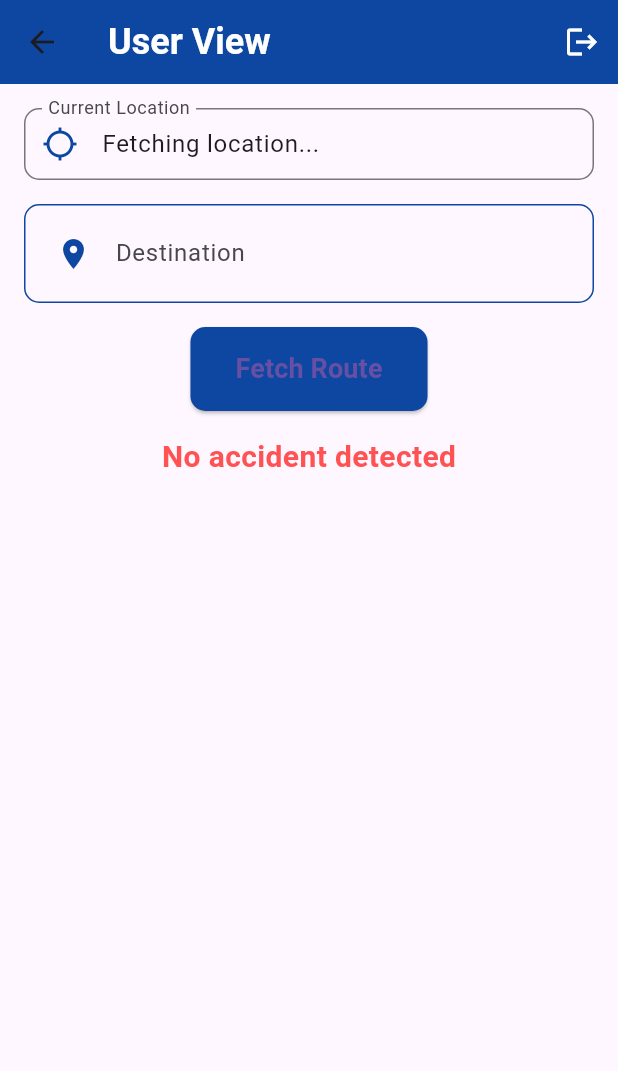
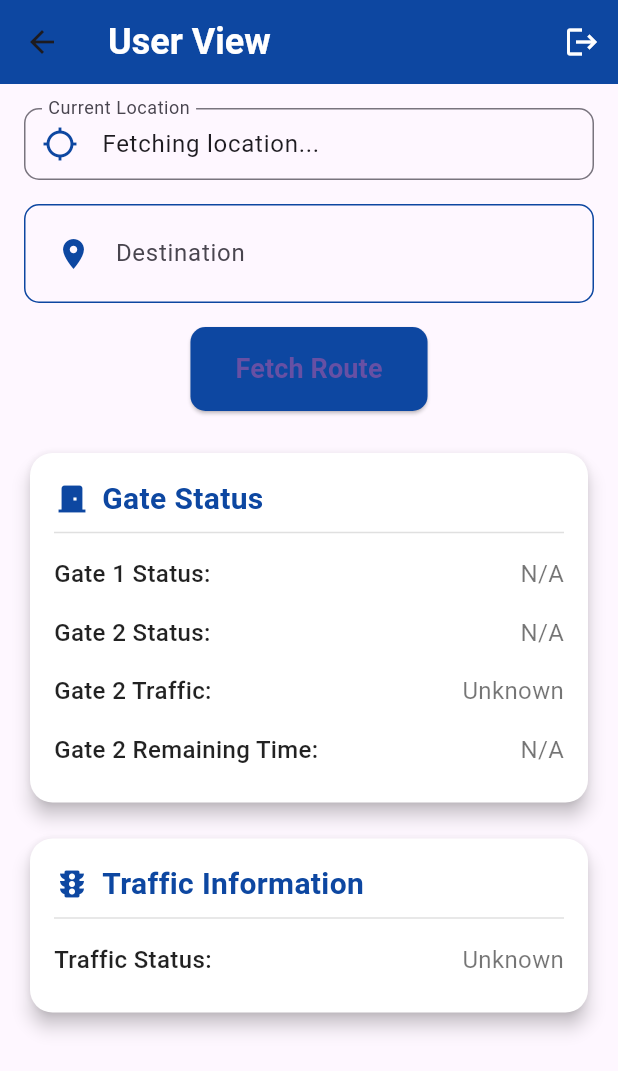
Before and after one commit to bonic-projects/smart-transist-guardian---seamlessly-navigating-the-intersection-of-safety-efficiency, a Flutter app: the UserView screen opened by its route, on a phone screen of 412 x 824 dp. Shown: the top 1071 px of the screen. Run offline on Flutter 3.47's test engine with Material 3 defaults, Android fonts, the phone set to English and light mode, and no system bars; drawn by our look-alikes of flutter_typeahead; our stand-ins replace audioplayers, cloud_firestore, firebase_auth, firebase_core, firebase_database, geolocator and 6 more; missing offline and left inert: stacked_firebase_auth; accounts and stored records are empty; generated files the repository leaves out were written again.

Commit message:
some changes made in files

```diff
--- a/lib/ui/views/user/user_view.dart
+++ b/lib/ui/views/user/user_view.dart
@@ -143,10 +143,13 @@ class UserView extends StatelessWidget {
               ),
 
               // Accident Data Section
-              viewModel.isAccident
-                  ? Expanded(
+              Expanded(
                 child: SingleChildScrollView(
                   child: Column(
+                    children: [
+                      // Accident Details Section (Only shown if accident occurs)
+                      if (viewModel.isAccident)
+                        Column(
                           children: [
                             // Map for Accident Location
                             Container(
@@ -214,8 +217,10 @@ class UserView extends StatelessWidget {
                                 ),
                               ],
                             ),
+                          ],
+                        ),
 
-                      // Gate Status Card
+                      // Gate Status Card (Always shown)
                       _buildDataCard(
                         title: 'Gate Status',
                         icon: Icons.door_front_door,
@@ -239,7 +244,7 @@ class UserView extends StatelessWidget {
                         ],
                       ),
 
-                      // Traffic Status Card
+                      // Traffic Status Card (Always shown)
                       _buildDataCard(
                         title: 'Traffic Information',
                         icon: Icons.traffic,
@@ -251,16 +256,6 @@ class UserView extends StatelessWidget {
                         ],
                       ),
                     ],
-                  ),
-                ),
-              )
-                  : Center(
-                child: Text(
-                  "No accident detected",
-                  style: TextStyle(
-                    fontSize: 20,
-                    fontWeight: FontWeight.bold,
-                    color: Colors.redAccent,
                   ),
                 ),
               ),
--- a/lib/ui/views/user/user_viewmodel.dart
+++ b/lib/ui/views/user/user_viewmodel.dart
@@ -189,7 +189,7 @@ class UserViewModel extends BaseViewModel {
   // Play accident alert sound
   void playAccidentAlertSound() async {
     await _audioPlayer.play(
-        AssetSource('assets/accident_alert.mp3')); // Your sound asset file
+        AssetSource('alert.mp3')); // Your sound asset file
   }
 
   // Handle logout logic
```
Also changed, not shown: lib/models/device.dart (+6 -5 lines), pubspec.lock, 255 other files. Lines whose indentation alone changed are shown as unchanged.
